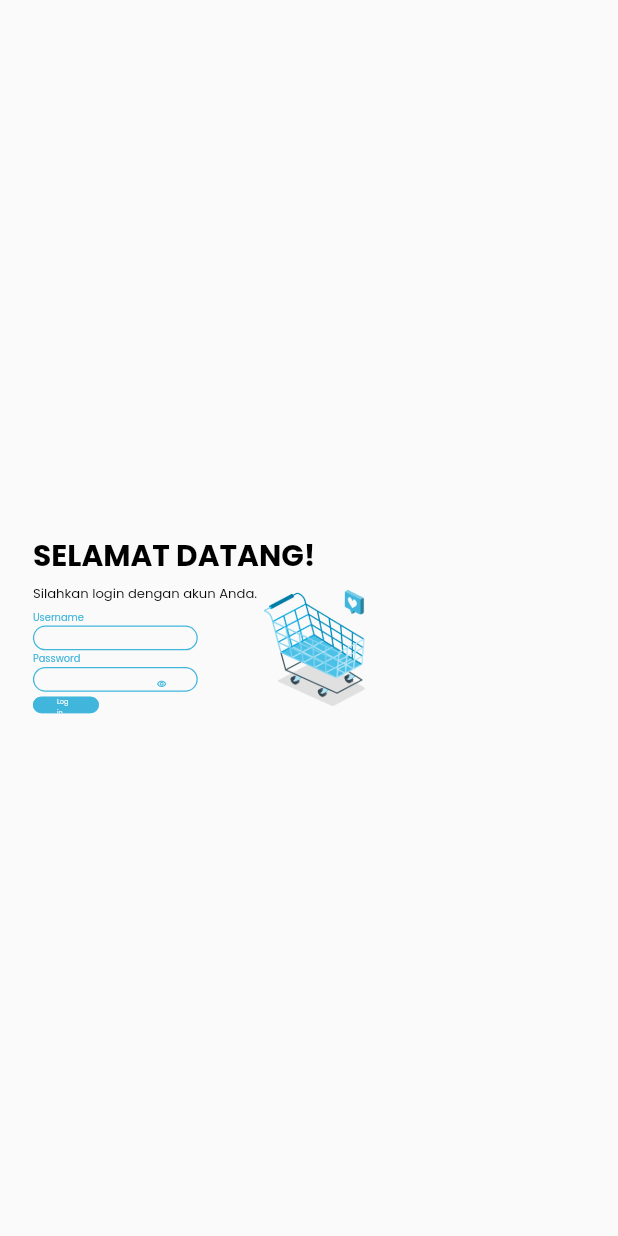
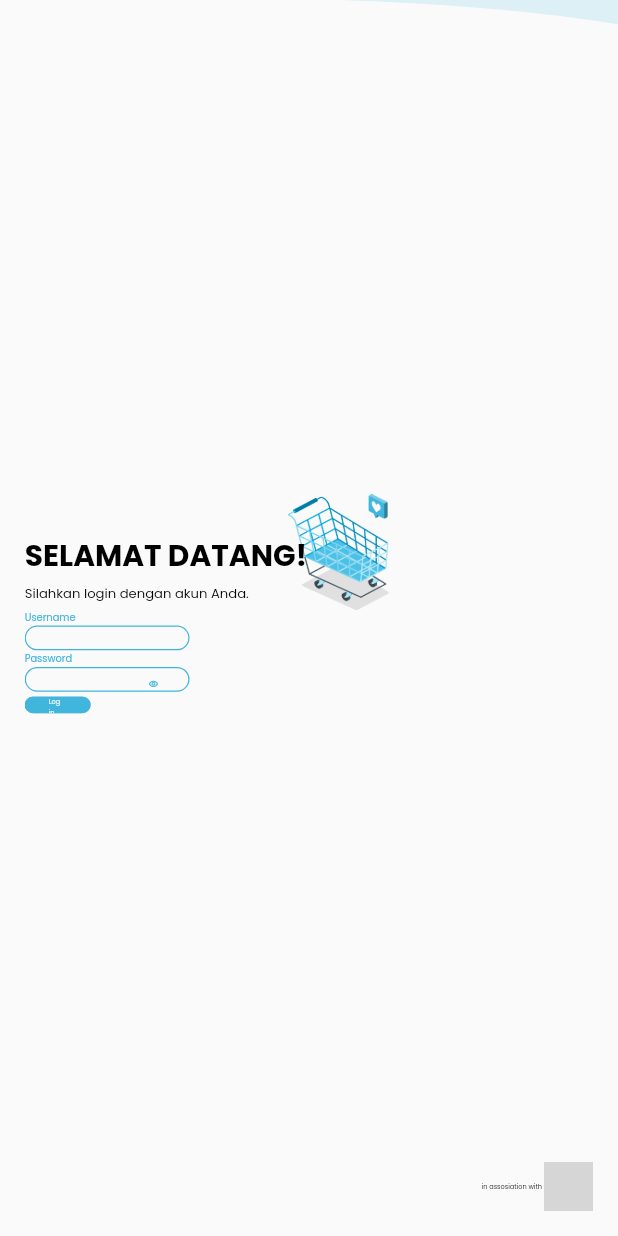
Before and after one commit to ajur-ajur/smart_webapp, a Flutter app: the screen it shows after launch, on a phone screen of 412 x 824 dp. Run offline on Flutter 3.47's test engine with Material 2 defaults, Android fonts, the phone set to English and light mode, and no system bars; grey boxes are pictures that could not be loaded.

Commit message:
login UI finished

```diff
--- /dev/null
+++ b/lib/src/functions/lgoin_wave.dart
@@ -0,0 +1,37 @@
+import 'package:flutter/material.dart';
+import 'package:smart_webapp/src/settings/color_theme.dart';
+
+class CustomWaveShape extends StatelessWidget {
+  final double scaleFactor;
+
+  const CustomWaveShape({Key? key, required this.scaleFactor})
+      : super(key: key);
+
+  @override
+  Widget build(BuildContext context) {
+    return ClipPath(
+      clipper: WaveClipper(), // Custom clipper to define the wave shape
+      child: Container(
+        height: 200 * scaleFactor,
+        width: 170 * scaleFactor,
+        color: LightTheme.washedCyan, // Color of the wave shape
+      ),
+    );
+  }
+}
+
+class WaveClipper extends CustomClipper<Path> {
+  @override
+  Path getClip(Size size) {
+    final path = Path()
+      ..moveTo(size.width, 0)
+      ..lineTo(size.width, 300)
+      ..quadraticBezierTo(600, 20, 0, 0);
+    return path;
+  }
+
+  @override
+  bool shouldReclip(covariant CustomClipper<Path> oldClipper) {
+    return false;
+  }
+}
--- a/lib/src/screens/login.dart
+++ b/lib/src/screens/login.dart
@@ -1,4 +1,6 @@
 import 'package:flutter/material.dart';
+import 'package:smart_webapp/src/functions/lgoin_wave.dart';
+import 'package:smart_webapp/src/functions/login_dialog.dart';
 import 'package:smart_webapp/src/settings/color_theme.dart';
 import 'package:smart_webapp/src/settings/font_theme.dart';
 
@@ -28,18 +30,54 @@ class _LoginPageState extends State<LoginPage> {
   }
 
   Widget buildUI() {
-    return Container(
-      padding: EdgeInsets.all(10 * scaleFactor),
-      child: Padding(
-        padding: EdgeInsets.all(10.0 * scaleFactor),
-        child: Column(
+    return Stack(
+      children: [
+        Positioned(
+          left: MediaQuery.of(context).size.width / 2.2,
+          top: MediaQuery.of(context).size.height / 2.5,
+          child: Image.asset(
+            'assets/images/welcome cart.png',
+            width: 70 * scaleFactor,
+            height: 70 * scaleFactor,
+            scale: 0.1 * scaleFactor,
+          ),
+        ),
+        Positioned(
+          top: 0,
+          right: 0,
+          child: CustomWaveShape(
+            scaleFactor: scaleFactor,
+          ),
+        ),
+        Padding(
+          padding: EdgeInsets.all(15.0 * scaleFactor),
+          child: Stack(
+            children: [
+              Positioned(
+                bottom: 0,
+                right: 0,
+                child: Row(
+                  children: [
+                    Text(
+                      'in assosiation with ',
+                      style: HeadLine(4 * scaleFactor, LightTheme.themeBlack)
+                          .regularStyle,
+                    ),
+                    Image.asset(
+                      '/images/tubi.png',
+                      width: 30 * scaleFactor,
+                    ),
+                  ],
+                ),
+              ),
+              Column(
                 mainAxisAlignment: MainAxisAlignment.center,
                 crossAxisAlignment: CrossAxisAlignment.start,
                 children: [
                   Text(
                     'SELAMAT DATANG!',
-              style:
-                  HeadLine(18 * scaleFactor, LightTheme.themeBlack).boldStyle,
+                    style: HeadLine(18 * scaleFactor, LightTheme.themeBlack)
+                        .boldStyle,
                   ),
                   Row(
                     mainAxisAlignment: MainAxisAlignment.start,
@@ -50,7 +88,8 @@ class _LoginPageState extends State<LoginPage> {
                         children: [
                           Text(
                             'Silahkan login dengan akun Anda.',
-                      style: ButtonLink(8 * scaleFactor, LightTheme.themeBlack)
+                            style: ButtonLink(
+                                    8 * scaleFactor, LightTheme.themeBlack)
                                 .regularStyle,
                           ),
                           SizedBox(
@@ -58,7 +97,8 @@ class _LoginPageState extends State<LoginPage> {
                           ),
                           Text(
                             'Username',
-                      style: ButtonLink(6 * scaleFactor, LightTheme.primacCyan)
+                            style: ButtonLink(
+                                    6 * scaleFactor, LightTheme.primacCyan)
                                 .regularStyle,
                           ),
                           SizedBox(
@@ -88,7 +128,8 @@ class _LoginPageState extends State<LoginPage> {
                           ),
                           Text(
                             'Password',
-                      style: ButtonLink(6 * scaleFactor, LightTheme.primacCyan)
+                            style: ButtonLink(
+                                    6 * scaleFactor, LightTheme.primacCyan)
                                 .regularStyle,
                           ),
                           SizedBox(
@@ -138,7 +179,8 @@ class _LoginPageState extends State<LoginPage> {
                             child: ElevatedButton(
                               style: ElevatedButton.styleFrom(
                                 shape: RoundedRectangleBorder(
-                            borderRadius: BorderRadius.circular(20.0),
+                                  borderRadius:
+                                      BorderRadius.circular(20.0 * scaleFactor),
                                   side: BorderSide(
                                       color: LightTheme.primacCyan,
                                       width: 0.5 * scaleFactor),
@@ -147,36 +189,37 @@ class _LoginPageState extends State<LoginPage> {
                                 shadowColor: Colors.transparent,
                               ),
                               onPressed: () {
-                          Navigator.push(
-                            context,
-                            MaterialPageRoute(
-                                builder: (context) => const LoginPage()),
-                          );
+                                _showLoginDialog(context, scaleFactor);
                               },
                               child: Text(
                                 'Log in',
-                          style:
-                              ButtonLink(4 * scaleFactor, LightTheme.themeWhite)
+                                style: ButtonLink(
+                                        4 * scaleFactor, LightTheme.themeWhite)
                                     .regularStyle,
                               ),
                             ),
                           ),
                         ],
                       ),
-                Align(
-                  alignment: Alignment.centerLeft,
-                  child: Image.asset(
-                    'assets/images/welcome cart.png',
-                    width: 70 * scaleFactor,
-                    height: 70 * scaleFactor,
-                    scale: 0.1 * scaleFactor,
-                  ),
+                    ],
                   ),
                 ],
               ),
             ],
           ),
         ),
+      ],
+    );
+  }
+
+  void _showLoginDialog(BuildContext context, double scaleFactor) {
+    showDialog(
+      context: context,
+      builder: (BuildContext context) {
+        return LoginDialog(
+          scaleFactor: scaleFactor,
+        );
+      },
     );
   }
 }
--- a/lib/src/screens/splash.dart
+++ b/lib/src/screens/splash.dart
@@ -9,34 +9,33 @@ class Splash extends StatelessWidget {
 
   @override
   Widget build(BuildContext context) {
-    return const MaterialApp(
-      home: SplashScreen(),
+    return MaterialApp(
+      routes: {
+        // '/login': (context) => LoginPage(),
+      },
+      home: const SplashScreen(),
     );
   }
 }
 
 class SplashScreen extends StatefulWidget {
-  const SplashScreen({super.key});
+  const SplashScreen({Key? key}) : super(key: key);
 
   @override
   State<SplashScreen> createState() => _SplashScreenState();
 }
 
 class _SplashScreenState extends State<SplashScreen> {
-  double scaleFactor = 1.0;
+  late double scaleFactor;
 
   @override
   void initState() {
     super.initState();
     Timer(
-      const Duration(seconds: 1),
+      const Duration(seconds: 3),
       () {
-        Navigator.pushReplacement(
-          context,
-          MaterialPageRoute(
-            builder: (context) => const LoginPage(),
-          ),
-        );
+        Navigator.pushReplacement(context,
+            MaterialPageRoute(builder: (context) => const LoginPage()));
       },
     );
   }
--- a/lib/src/settings/color_theme.dart
+++ b/lib/src/settings/color_theme.dart
@@ -3,7 +3,6 @@ import 'package:flutter/material.dart';
 abstract final class LightTheme {
   static const Color washedCyan = Color(0xFFDDF0F6);
   static const Color primacCyan = Color(0xFF40B6DD);
-  static const Color satCyan = Color(0xFF25B6D0);
   static const Color deepCyan = Color(0xFF55A3BD);
   static const Color themeWhite = Color(0xFFF4F9FB);
   static const Color themeBlack = Color(0xFF000000);
```
Also changed, not shown: lib/main copy.dart (deleted, +0 -125 lines), lib/src/app.dart (deleted, +0 -121 lines), lib/src/functions/login_dialog.dart (added, +73 -0 lines), assets/images/login_succ.png (added), lib/src/settings/elevated_button.dart (added), 1 other file. Lines whose indentation alone changed are shown as unchanged.
